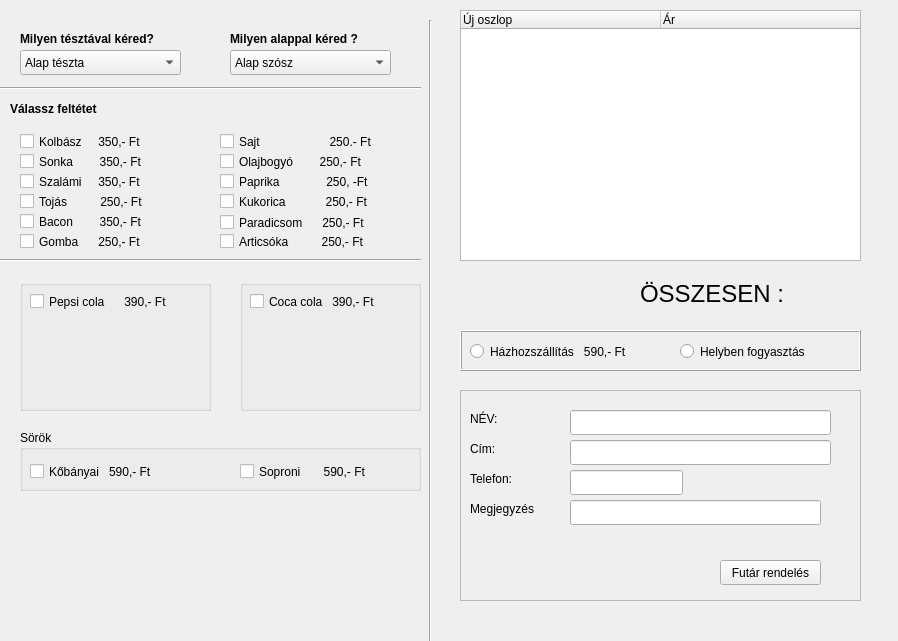
This is pizza.ui in kobanya/PizzaUiPyqt as Qt 5 draws it before an edit. The edited form follows.
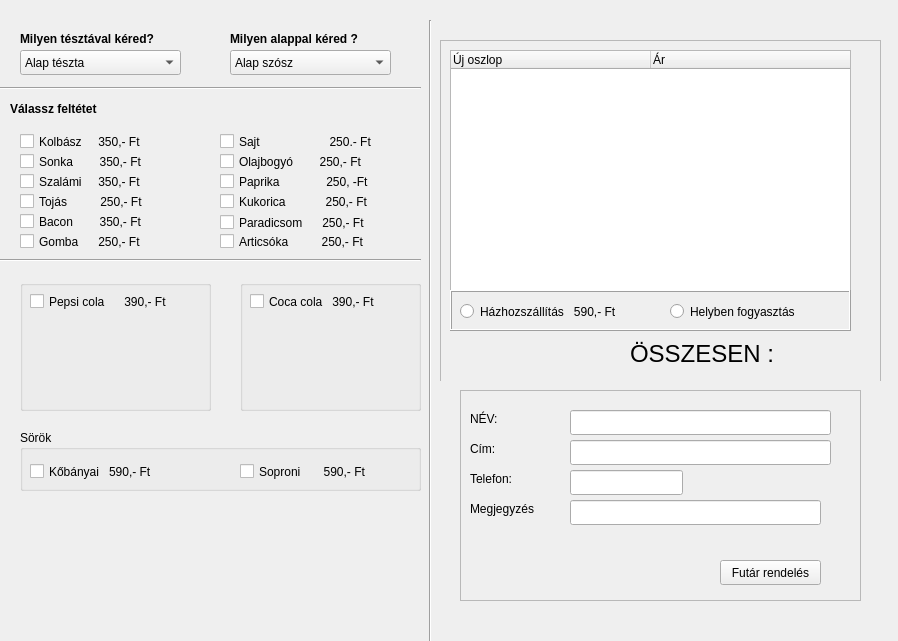
This is the edited form. The open tabs and pages were chosen to show the change. Icons and pictures are not drawn.

Commit message: Nyugta alap (rejtett widget)

The edit to the form file:
```diff
--- a/pizza.ui
+++ b/pizza.ui
@@ -317,113 +317,6 @@
     <string>Bacon        350,- Ft</string>
    </property>
   </widget>
-  <widget class="QTableWidget" name="tableWidget">
-   <property name="geometry">
-    <rect>
-     <x>460</x>
-     <y>10</y>
-     <width>401</width>
-     <height>251</height>
-    </rect>
-   </property>
-   <property name="sizePolicy">
-    <sizepolicy hsizetype="Expanding" vsizetype="Expanding">
-     <horstretch>0</horstretch>
-     <verstretch>0</verstretch>
-    </sizepolicy>
-   </property>
-   <property name="baseSize">
-    <size>
-     <width>200</width>
-     <height>0</height>
-    </size>
-   </property>
-   <property name="horizontalScrollBarPolicy">
-    <enum>Qt::ScrollBarAlwaysOff</enum>
-   </property>
-   <attribute name="horizontalHeaderDefaultSectionSize">
-    <number>200</number>
-   </attribute>
-   <column>
-    <property name="text">
-     <string>Új oszlop</string>
-    </property>
-    <property name="textAlignment">
-     <set>AlignLeading|AlignVCenter</set>
-    </property>
-   </column>
-   <column>
-    <property name="text">
-     <string>Ár</string>
-    </property>
-    <property name="textAlignment">
-     <set>AlignLeading|AlignVCenter</set>
-    </property>
-   </column>
-  </widget>
-  <widget class="QLabel" name="label_total_price">
-   <property name="geometry">
-    <rect>
-     <x>640</x>
-     <y>280</y>
-     <width>221</width>
-     <height>28</height>
-    </rect>
-   </property>
-   <property name="font">
-    <font>
-     <pointsize>18</pointsize>
-    </font>
-   </property>
-   <property name="text">
-    <string>ÖSSZESEN :  </string>
-   </property>
-  </widget>
-  <widget class="QFrame" name="frame">
-   <property name="geometry">
-    <rect>
-     <x>460</x>
-     <y>330</y>
-     <width>401</width>
-     <height>41</height>
-    </rect>
-   </property>
-   <property name="frameShape">
-    <enum>QFrame::Box</enum>
-   </property>
-   <property name="frameShadow">
-    <enum>QFrame::Raised</enum>
-   </property>
-   <property name="midLineWidth">
-    <number>0</number>
-   </property>
-   <widget class="QRadioButton" name="radioButton_hazhozszallitas">
-    <property name="geometry">
-     <rect>
-      <x>10</x>
-      <y>10</y>
-      <width>191</width>
-      <height>23</height>
-     </rect>
-    </property>
-    <property name="text">
-     <string>Házhozszállítás   590,- Ft</string>
-    </property>
-   </widget>
-   <widget class="QRadioButton" name="radioButton_Helyben">
-    <property name="geometry">
-     <rect>
-      <x>220</x>
-      <y>10</y>
-      <width>171</width>
-      <height>23</height>
-     </rect>
-    </property>
-    <property name="text">
-     <string>Helyben fogyasztás</string>
-    </property>
-   </widget>
-  </widget>
   <widget class="QGroupBox" name="groupBox_2">
    <property name="geometry">
     <rect>
@@ -735,6 +628,215 @@
     </property>
    </widget>
   </widget>
+  <widget class="QStackedWidget" name="stackedWidget">
+   <property name="geometry">
+    <rect>
+     <x>440</x>
+     <y>20</y>
+     <width>441</width>
+     <height>361</height>
+    </rect>
+   </property>
+   <property name="currentIndex">
+    <number>1</number>
+   </property>
+   <widget class="QWidget" name="page">
+    <widget class="QFrame" name="frame_2">
+     <property name="geometry">
+      <rect>
+       <x>0</x>
+       <y>20</y>
+       <width>441</width>
+       <height>351</height>
+      </rect>
+     </property>
+     <property name="frameShape">
+      <enum>QFrame::StyledPanel</enum>
+     </property>
+     <property name="frameShadow">
+      <enum>QFrame::Raised</enum>
+     </property>
+     <widget class="QTableWidget" name="tableWidget">
+      <property name="geometry">
+       <rect>
+        <x>10</x>
+        <y>10</y>
+        <width>401</width>
+        <height>241</height>
+       </rect>
+      </property>
+      <property name="sizePolicy">
+       <sizepolicy hsizetype="Expanding" vsizetype="Expanding">
+        <horstretch>0</horstretch>
+        <verstretch>0</verstretch>
+       </sizepolicy>
+      </property>
+      <property name="baseSize">
+       <size>
+        <width>200</width>
+        <height>0</height>
+       </size>
+      </property>
+      <property name="horizontalScrollBarPolicy">
+       <enum>Qt::ScrollBarAlwaysOff</enum>
+      </property>
+      <attribute name="horizontalHeaderDefaultSectionSize">
+       <number>200</number>
+      </attribute>
+      <column>
+       <property name="text">
+        <string>Új oszlop</string>
+       </property>
+       <property name="textAlignment">
+        <set>AlignLeading|AlignVCenter</set>
+       </property>
+      </column>
+      <column>
+       <property name="text">
+        <string>Ár</string>
+       </property>
+       <property name="textAlignment">
+        <set>AlignLeading|AlignVCenter</set>
+       </property>
+      </column>
+     </widget>
+     <widget class="QLabel" name="label_total_price">
+      <property name="geometry">
+       <rect>
+        <x>190</x>
+        <y>300</y>
+        <width>221</width>
+        <height>28</height>
+       </rect>
+      </property>
+      <property name="font">
+       <font>
+        <pointsize>18</pointsize>
+       </font>
+      </property>
+      <property name="text">
+       <string>ÖSSZESEN :  </string>
+      </property>
+     </widget>
+     <widget class="QFrame" name="frame">
+      <property name="geometry">
+       <rect>
+        <x>10</x>
+        <y>250</y>
+        <width>401</width>
+        <height>41</height>
+       </rect>
+      </property>
+      <property name="frameShape">
+       <enum>QFrame::Box</enum>
+      </property>
+      <property name="frameShadow">
+       <enum>QFrame::Raised</enum>
+      </property>
+      <property name="midLineWidth">
+       <number>0</number>
+      </property>
+      <widget class="QRadioButton" name="radioButton_hazhozszallitas">
+       <property name="geometry">
+        <rect>
+         <x>10</x>
+         <y>10</y>
+         <width>191</width>
+         <height>23</height>
+        </rect>
+       </property>
+       <property name="text">
+        <string>Házhozszállítás   590,- Ft</string>
+       </property>
+      </widget>
+      <widget class="QRadioButton" name="radioButton_Helyben">
+       <property name="geometry">
+        <rect>
+         <x>220</x>
+         <y>10</y>
+         <width>171</width>
+         <height>23</height>
+        </rect>
+       </property>
+       <property name="text">
+        <string>Helyben fogyasztás</string>
+       </property>
+      </widget>
+     </widget>
+    </widget>
+   </widget>
+   <widget class="QWidget" name="page_2">
+    <widget class="QLabel" name="label_8">
+     <property name="geometry">
+      <rect>
+       <x>50</x>
+       <y>20</y>
+       <width>331</width>
+       <height>41</height>
+      </rect>
+     </property>
+     <property name="font">
+      <font>
+       <pointsize>25</pointsize>
+      </font>
+     </property>
+     <property name="text">
+      <string>Pizzeria Napoletana</string>
+     </property>
+    </widget>
+    <widget class="QLabel" name="label_9">
+     <property name="geometry">
+      <rect>
+       <x>90</x>
+       <y>60</y>
+       <width>221</width>
+       <height>20</height>
+      </rect>
+     </property>
+     <property name="text">
+      <string>1102 Budapest, Kőbányai út 30</string>
+     </property>
+    </widget>
+    <widget class="QLabel" name="label_10">
+     <property name="geometry">
+      <rect>
+       <x>80</x>
+       <y>90</y>
+       <width>261</width>
+       <height>17</height>
+      </rect>
+     </property>
+     <property name="text">
+      <string>Házhoz szállított étel - NYUGTA</string>
+     </property>
+    </widget>
+   </widget>
+  </widget>
+  <zorder>stackedWidget</zorder>
+  <zorder>label_teszta</zorder>
+  <zorder>comboBox</zorder>
+  <zorder>label_alap</zorder>
+  <zorder>comboBox_2</zorder>
+  <zorder>line</zorder>
+  <zorder>line_2</zorder>
+  <zorder>label_teszta_2</zorder>
+  <zorder>checkBox</zorder>
+  <zorder>checkBox_2</zorder>
+  <zorder>checkBox_3</zorder>
+  <zorder>checkBox_4</zorder>
+  <zorder>checkBox_5</zorder>
+  <zorder>checkBox_6</zorder>
+  <zorder>checkBox_7</zorder>
+  <zorder>checkBox_8</zorder>
+  <zorder>checkBox_9</zorder>
+  <zorder>checkBox_10</zorder>
+  <zorder>checkBox_11</zorder>
+  <zorder>checkBox_12</zorder>
+  <zorder>groupBox_2</zorder>
+  <zorder>line_3</zorder>
+  <zorder>groupBox_3</zorder>
+  <zorder>groupBox_4</zorder>
+  <zorder>frame_hazhozszallitas</zorder>
  </widget>
  <resources/>
  <connections/>
```
The commit also changes 2 other files.
